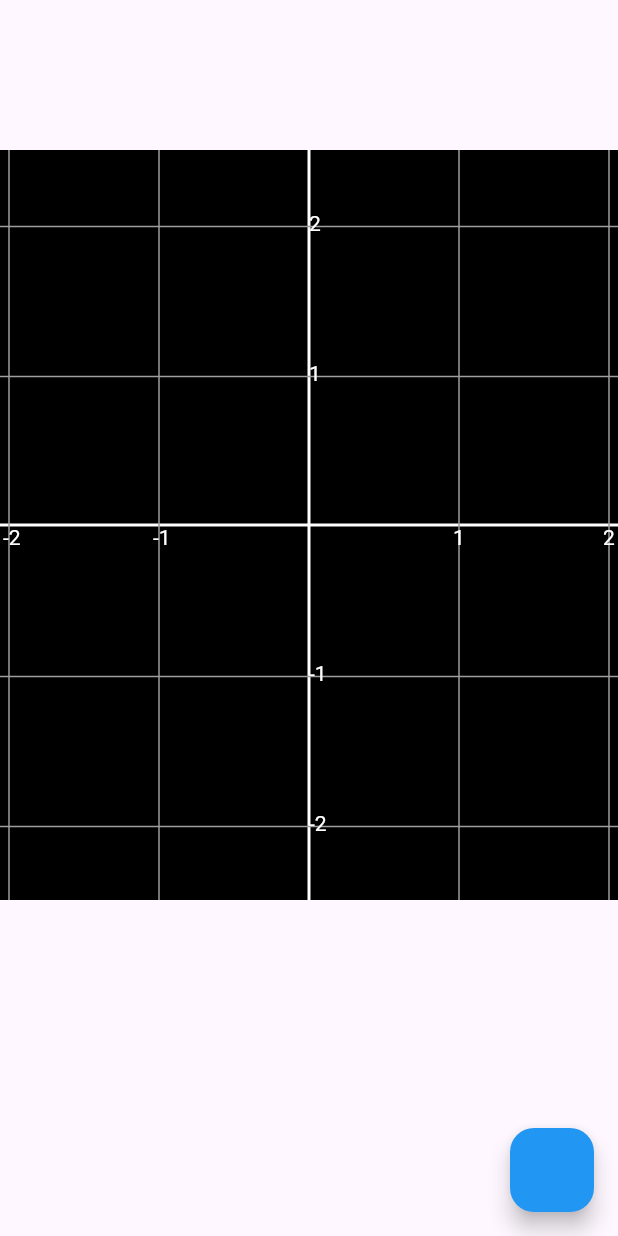
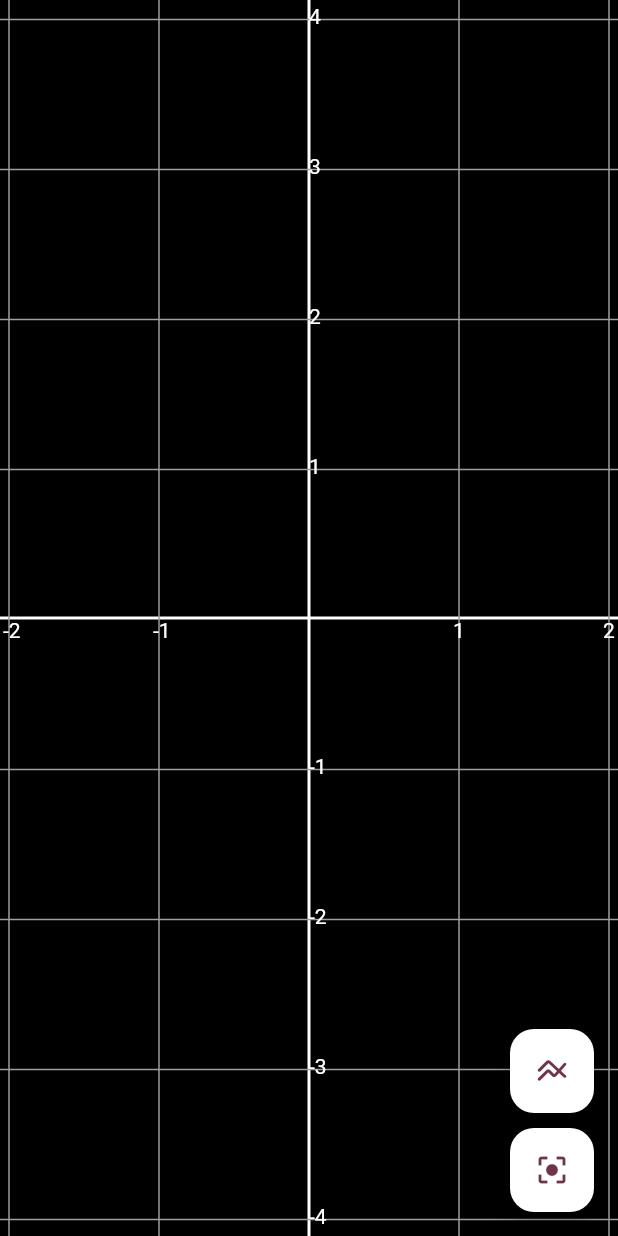
Before and after one commit to Muslims-code/graph_calculator_example, a Flutter app: the screen it shows after launch, on a phone screen of 412 x 824 dp. Run offline on Flutter 3.47's test engine with Material 2 defaults, Android fonts, the phone set to English and light mode, and no system bars.

Commit message:
feat: added simple buttons

```diff
--- a/lib/main.dart
+++ b/lib/main.dart
@@ -19,7 +19,7 @@ class MyApp extends StatelessWidget {
     return MaterialApp(
       title: 'Flutter Demo',
       theme: ThemeData(
-        colorScheme: ColorScheme.fromSeed(seedColor: Colors.deepPurple),
+        colorScheme: ColorScheme.fromSeed(seedColor: Colors.black),
         useMaterial3: true,
       ),
       home: homepage(),
@@ -42,30 +42,40 @@ class _homepageState extends State<homepage> {
   Widget build(BuildContext context) {
     return Scaffold(
       body: Center(
-        child: Column(
-          children: [
-            const SizedBox(
-              height: 100,
-            ),
-            GraphWidget(
-              graphController: graphController,
-              size: Size(MediaQuery.of(context).size.width, 500),
-            ),
-          ],
+        child: GraphWidget(
+          graphController: graphController,
+          size: MediaQuery.of(context).size,
         ),
       ),
-      floatingActionButton: FloatingActionButton(
-          backgroundColor: Colors.blue,
-          onPressed: () {
-            setState(() {
-
-               graphController.addFunction(GraphFunction(function: (x){
-                return 1/x ;
-              }, color: Colors.red));
-
-
-            });
-          }),
+      floatingActionButtonLocation: FloatingActionButtonLocation.endFloat,
+      floatingActionButton: Column(
+        mainAxisAlignment: MainAxisAlignment.end,
+        children: [
+          FloatingActionButton(
+              backgroundColor: Colors.white,
+              child: Icon(Icons.line_axis_rounded),
+              onPressed: () {
+                setState(() {
+                  graphController.addFunction(GraphFunction(
+                      function: (x) {
+                        return 1 / x + 1 / (x - 1);
+                      },
+                      color: Colors.red));
+                });
+              }),
+          SizedBox(
+            height: 10,
+          ),
+          FloatingActionButton(
+              backgroundColor: Colors.white,
+              child: Icon(Icons.center_focus_strong),
+              onPressed: () {
+                setState(() {
+                  graphController.backToHome();
+                });
+              })
+        ],
+      ),
     );
   }
 }
```
